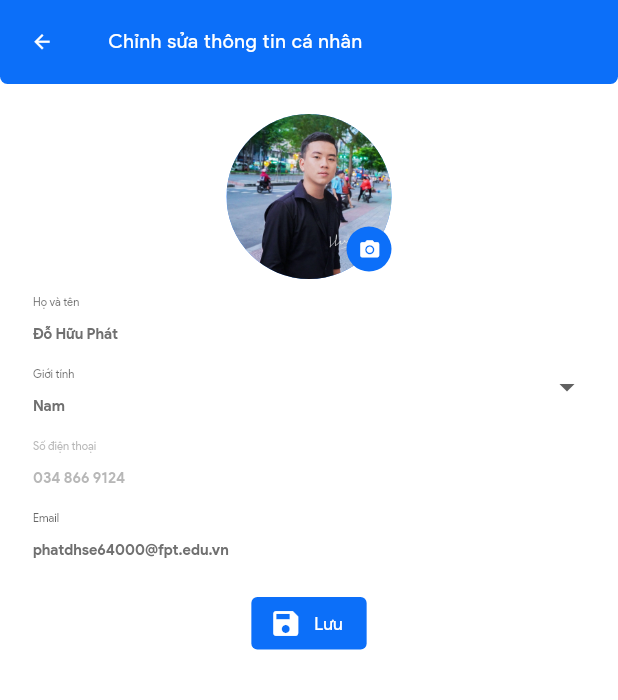
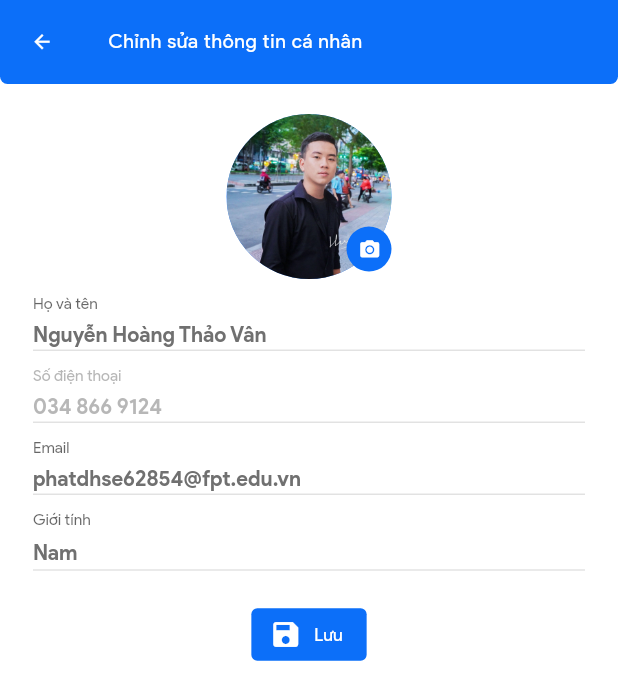
Before and after one commit to TamNguyen8021/Biike-user, a Flutter app: the EditProfilePage screen opened by its route, on a phone screen of 412 x 824 dp. Shown: the top 700 px of the screen. Run offline on Flutter 3.47's test engine with Material 2 defaults, Android fonts, the phone set to English and light mode, and no system bars; our stand-ins replace circular_profile_avatar, flutter_multi_formatter, flutter_rating_bar, flutter_svg, intl_phone_field, pin_code_fields; network calls fail.

Commit message:
Update 'edit_profile_page.dart'
Signed-off-by: Tam Nguyen <tamntt8021@gmail.com>

```diff
--- a/lib/pages/edit_profile_page.dart
+++ b/lib/pages/edit_profile_page.dart
@@ -2,9 +2,10 @@ import 'package:bikes_user/utils/custom_colors.dart';
 import 'package:bikes_user/utils/custom_strings.dart';
 import 'package:bikes_user/utils/enums.dart';
 import 'package:bikes_user/widgets/appbars/custom_appbar.dart';
+import 'package:bikes_user/widgets/others/profile_text_field.dart';
 import 'package:flutter/material.dart';
 
-/// The '023-update_profile' screen
+/// The 'update_profile' screen
 class EditProfilePage extends StatefulWidget {
   const EditProfilePage({Key? key}) : super(key: key);
 
@@ -55,40 +56,76 @@ class _EditProfilePageState extends State<EditProfilePage> {
               Form(
                   child: Column(
                 children: <Widget>[
+                  ProfileTextField(
+                      isReadOnly: false,
+                      initialValue: 'Nguyễn Hoàng Thảo Vân',
+                      labelText: CustomStrings.kFullName),
                   TextFormField(
-                    initialValue: 'Đỗ Hữu Phát',
+                    initialValue: '034 866 9124',
+                    readOnly: true,
                     style: TextStyle(
                         fontWeight: FontWeight.bold,
-                        color: CustomColors.kDarkGray),
-                    decoration:
-                        InputDecoration(labelText: CustomStrings.kFullName),
+                        color: CustomColors.kDarkGray.withOpacity(0.5),
+                        fontSize: 14),
+                    decoration: InputDecoration(
+                      labelText: CustomStrings.kPhoneNo,
+                      labelStyle: Theme.of(context)
+                          .inputDecorationTheme
+                          .labelStyle!
+                          .copyWith(
+                              color: CustomColors.kDarkGray.withOpacity(0.5)),
+                      enabledBorder: UnderlineInputBorder(
+                          borderSide: BorderSide(
+                              color: CustomColors.kDarkGray.withOpacity(0.2))),
+                      focusedBorder: UnderlineInputBorder(
+                          borderSide: BorderSide(
+                              color: CustomColors.kDarkGray.withOpacity(0.2))),
+                      errorBorder: UnderlineInputBorder(
+                          borderSide: BorderSide(
+                              color: CustomColors.kDarkGray.withOpacity(0.2))),
+                      focusedErrorBorder: UnderlineInputBorder(
+                          borderSide: BorderSide(
+                              color: CustomColors.kDarkGray.withOpacity(0.2))),
                     ),
-                  DropdownButtonFormField<Gender>(
+                  ),
+                  ProfileTextField(
+                      isReadOnly: false,
+                      initialValue: 'phatdhse62854@fpt.edu.vn',
+                      labelText: CustomStrings.kEmail),
+                  Padding(
+                    padding: const EdgeInsets.only(bottom: 25.0),
+                    child: DropdownButtonFormField<Gender>(
                       value: _gender,
-                    decoration:
-                        InputDecoration(labelText: CustomStrings.kGender),
-                    items: const <DropdownMenuItem<Gender>>[
+                      icon: Visibility(
+                          visible: false, child: Icon(Icons.arrow_downward)),
+                      decoration: InputDecoration(
+                        labelText: CustomStrings.kGender,
+                        labelStyle: TextStyle(fontSize: 14),
+                        enabledBorder: UnderlineInputBorder(
+                            borderSide: BorderSide(
+                                color:
+                                    CustomColors.kDarkGray.withOpacity(0.2))),
+                      ),
+                      items: <DropdownMenuItem<Gender>>[
                         DropdownMenuItem<Gender>(
                           child: Text(
                             CustomStrings.kMale,
-                          style: TextStyle(
-                              color: CustomColors.kDarkGray,
-                              fontWeight: FontWeight.bold),
+                            style: Theme.of(context).textTheme.headline6,
                           ),
                           value: Gender.Male,
                         ),
                         DropdownMenuItem<Gender>(
-                        child: Text(CustomStrings.kFemale,
-                            style: TextStyle(
-                                color: CustomColors.kDarkGray,
-                                fontWeight: FontWeight.bold)),
+                          child: Text(
+                            CustomStrings.kFemale,
+                            style: Theme.of(context).textTheme.headline6,
+                          ),
                           value: Gender.Female,
                         ),
                         DropdownMenuItem<Gender>(
-                        child: Text(CustomStrings.kOthers,
-                            style: TextStyle(
-                                color: CustomColors.kDarkGray,
-                                fontWeight: FontWeight.bold)),
+                          child: Text(
+                            CustomStrings.kOthers,
+                            style: Theme.of(context).textTheme.headline6,
+                          ),
                           value: Gender.Other,
                         ),
                       ],
@@ -97,32 +134,6 @@ class _EditProfilePageState extends State<EditProfilePage> {
                           _gender = gender;
                         });
                       },
-                  ),
-                  TextFormField(
-                    initialValue: '034 866 9124',
-                    readOnly: true,
-                    style: TextStyle(
-                        fontWeight: FontWeight.bold,
-                        color: CustomColors.kDarkGray.withOpacity(0.5)),
-                    decoration: InputDecoration(
-                        labelText: CustomStrings.kPhoneNo,
-                        labelStyle: Theme.of(context)
-                            .inputDecorationTheme
-                            .labelStyle!
-                            .copyWith(
-                                color:
-                                    CustomColors.kDarkGray.withOpacity(0.5))),
-                  ),
-                  Padding(
-                    padding: const EdgeInsets.only(bottom: 20.0),
-                    child: TextFormField(
-                      initialValue: 'phatdhse64000@fpt.edu.vn',
-                      keyboardType: TextInputType.emailAddress,
-                      style: TextStyle(
-                          fontWeight: FontWeight.bold,
-                          color: CustomColors.kDarkGray),
-                      decoration:
-                          InputDecoration(labelText: CustomStrings.kEmail),
                     ),
                   ),
                   SizedBox(
--- /dev/null
+++ b/lib/widgets/buttons/custom_elevated_button.dart
@@ -0,0 +1,35 @@
+import 'package:flutter/material.dart';
+
+class CustomElevatedButton extends StatelessWidget {
+  final String route;
+  final IconData? icon;
+  final String text;
+  final double elevation;
+
+  const CustomElevatedButton(
+      {Key? key,
+      required this.route,
+      this.icon,
+      required this.text,
+      required this.elevation})
+      : super(key: key);
+
+  @override
+  Widget build(BuildContext context) {
+    return SizedBox(
+      height: 35,
+      child: ElevatedButton.icon(
+          onPressed: () => {Navigator.pushNamed(context, route)},
+          icon: Icon(
+            icon,
+            size: 22,
+          ),
+          label: Text(
+            text,
+            style: Theme.of(context).textTheme.button!.copyWith(fontSize: 12),
+          ),
+          style: Theme.of(context).elevatedButtonTheme.style!.copyWith(
+              elevation: MaterialStateProperty.all<double>(elevation))),
+    );
+  }
+}
--- a/lib/widgets/others/profile_text_field.dart
+++ b/lib/widgets/others/profile_text_field.dart
@@ -27,13 +27,17 @@ class _ProfileTextFieldState extends State<ProfileTextField> {
       decoration: InputDecoration(
         labelText: widget.labelText,
         enabledBorder: UnderlineInputBorder(
-            borderSide: BorderSide(color: CustomColors.kLightGray)),
+            borderSide:
+                BorderSide(color: CustomColors.kDarkGray.withOpacity(0.2))),
         focusedBorder: UnderlineInputBorder(
-            borderSide: BorderSide(color: CustomColors.kLightGray)),
+            borderSide:
+                BorderSide(color: CustomColors.kDarkGray.withOpacity(0.2))),
         errorBorder: UnderlineInputBorder(
-            borderSide: BorderSide(color: CustomColors.kLightGray)),
+            borderSide:
+                BorderSide(color: CustomColors.kDarkGray.withOpacity(0.2))),
         focusedErrorBorder: UnderlineInputBorder(
-            borderSide: BorderSide(color: CustomColors.kLightGray)),
+            borderSide:
+                BorderSide(color: CustomColors.kDarkGray.withOpacity(0.2))),
       ),
     );
   }
```
Lines whose indentation alone changed are shown as unchanged.
